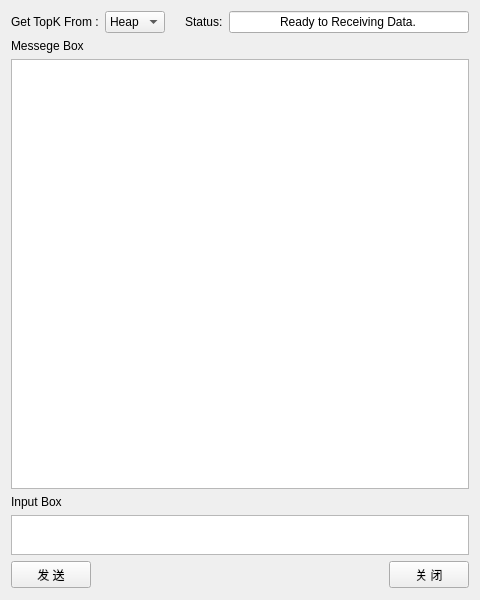
First picture: the form in server.ui, repository zzaiyan/TopK, before the edit.
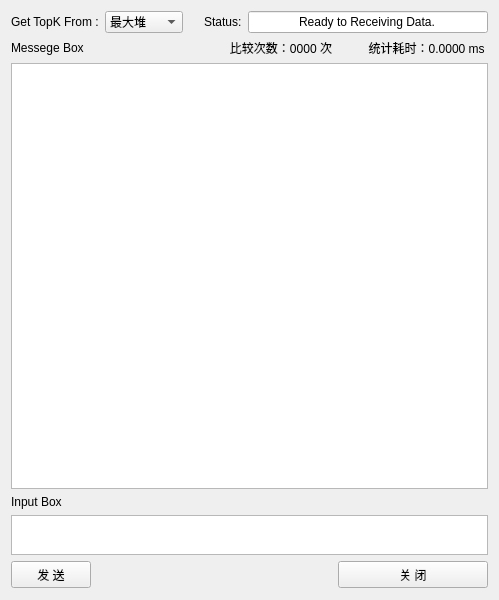
Second picture: the form after the edit.

Diff of the .ui file:
```diff
--- a/server.ui
+++ b/server.ui
@@ -6,7 +6,7 @@
    <rect>
     <x>0</x>
     <y>0</y>
-    <width>480</width>
+    <width>499</width>
     <height>600</height>
    </rect>
   </property>
@@ -27,12 +27,22 @@
       <widget class="QComboBox" name="comboBox">
        <item>
         <property name="text">
-         <string>Heap</string>
+         <string>最大堆</string>
         </property>
        </item>
        <item>
         <property name="text">
-         <string>Sort</string>
+         <string>红黑树</string>
+        </property>
+       </item>
+       <item>
+        <property name="text">
+         <string>快速排序</string>
+        </property>
+       </item>
+       <item>
+        <property name="text">
+         <string>朴素循环</string>
         </property>
        </item>
       </widget>
@@ -151,6 +161,32 @@
      </property>
     </widget>
    </item>
+   <item row="1" column="2">
+    <widget class="QLabel" name="timeLabel">
+     <property name="minimumSize">
+      <size>
+       <width>150</width>
+       <height>0</height>
+      </size>
+     </property>
+     <property name="text">
+      <string>统计耗时：0.0000 ms </string>
+     </property>
+     <property name="alignment">
+      <set>Qt::AlignRight|Qt::AlignTrailing|Qt::AlignVCenter</set>
+     </property>
+    </widget>
+   </item>
+   <item row="1" column="1">
+    <widget class="QLabel" name="cntLabel">
+     <property name="text">
+      <string>比较次数：0000 次</string>
+     </property>
+     <property name="alignment">
+      <set>Qt::AlignRight|Qt::AlignTrailing|Qt::AlignVCenter</set>
+     </property>
+    </widget>
+   </item>
   </layout>
  </widget>
  <layoutdefault spacing="6" margin="11"/>
```
